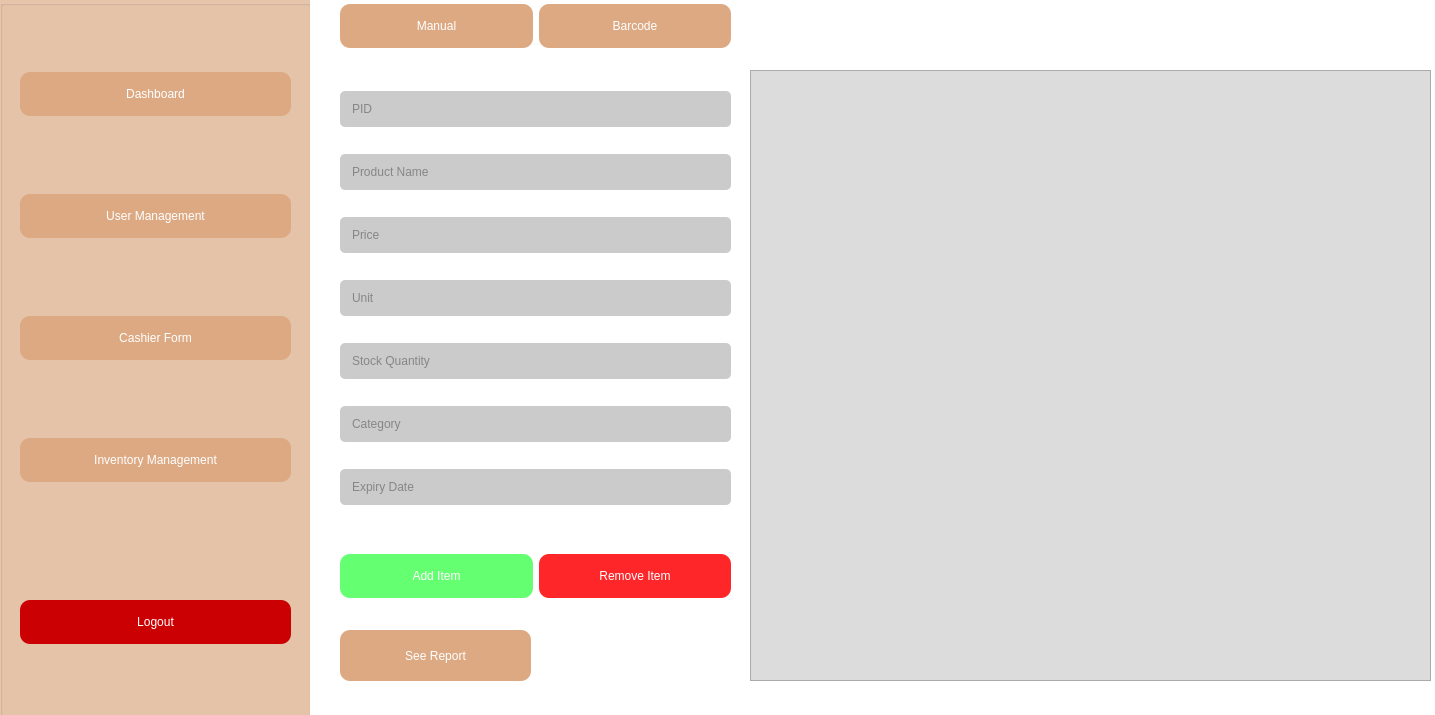
Before: the Qt Designer form mainform.ui in kr8457/BakeryPOS-Qt, drawn with Qt 5.
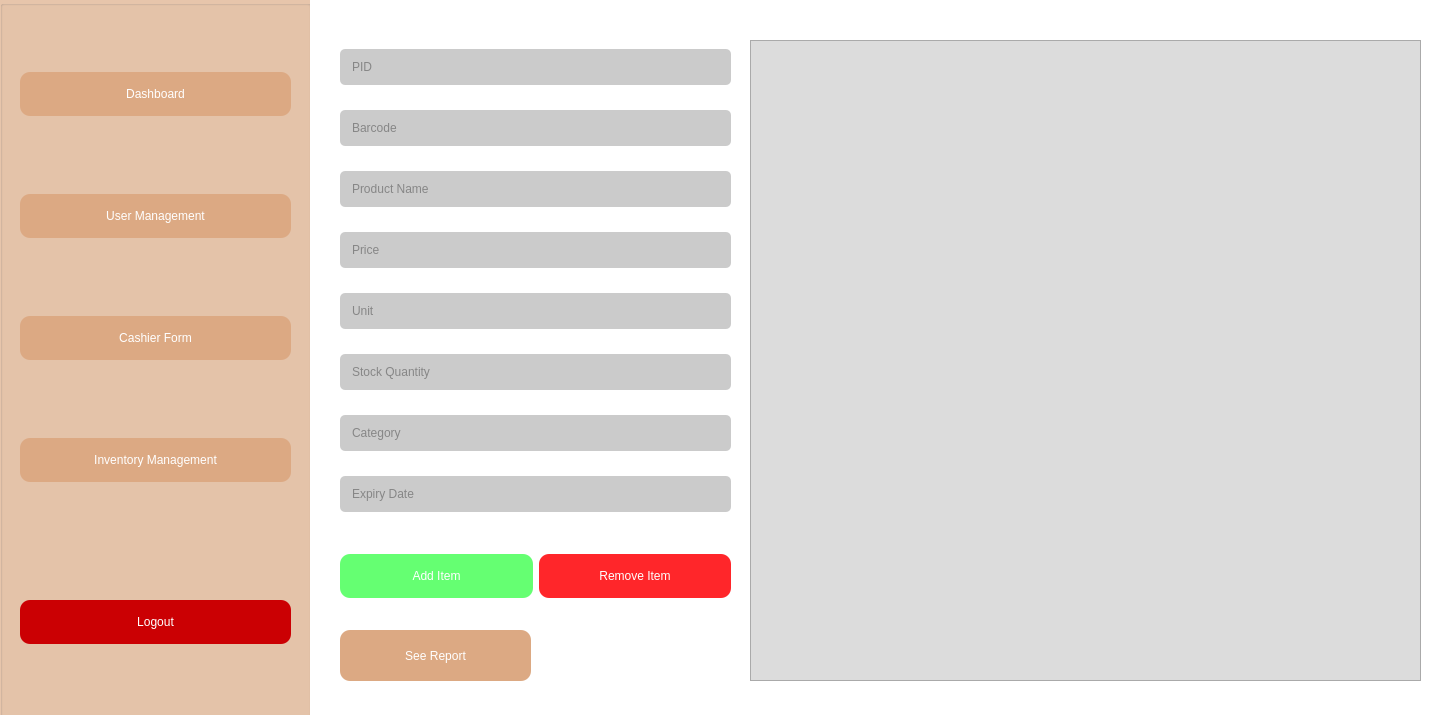
After: the same form once the commit is applied. The open tabs and pages were chosen to show the change.

Commit message: removing manual and barcode buttons

Diff of the .ui file:
```diff
--- a/mainform.ui
+++ b/mainform.ui
@@ -523,9 +523,9 @@
       <property name="geometry">
        <rect>
         <x>440</x>
-        <y>90</y>
-        <width>681</width>
-        <height>611</height>
+        <y>60</y>
+        <width>671</width>
+        <height>641</height>
        </rect>
       </property>
      </widget>
@@ -566,35 +566,9 @@
       <property name="geometry">
        <rect>
         <x>30</x>
-        <y>20</y>
+        <y>50</y>
         <width>391</width>
-        <height>52</height>
-       </rect>
-      </property>
-      <layout class="QHBoxLayout" name="horizontalLayout_4">
-       <item>
-        <widget class="QPushButton" name="manual_btn">
-         <property name="text">
-          <string>Manual</string>
-         </property>
-        </widget>
-       </item>
-       <item>
-        <widget class="QPushButton" name="barcode_btn">
-         <property name="text">
-          <string>Barcode</string>
-         </property>
-        </widget>
-       </item>
-      </layout>
-     </widget>
-     <widget class="QWidget" name="">
-      <property name="geometry">
-       <rect>
-        <x>30</x>
-        <y>90</y>
-        <width>391</width>
-        <height>461</height>
+        <height>501</height>
        </rect>
       </property>
       <layout class="QVBoxLayout" name="verticalLayout_2">
@@ -608,6 +582,13 @@
          </property>
         </widget>
        </item>
+       <item>
+        <widget class="QLineEdit" name="expiry_date_line_edit_2">
+         <property name="placeholderText">
+          <string>Barcode</string>
+         </property>
+        </widget>
+       </item>
        <item>
         <widget class="QLineEdit" name="product_bame_line_edit">
          <property name="placeholderText">
```
Left out of the diff: 2 changed lines with no effect on the pictures.
